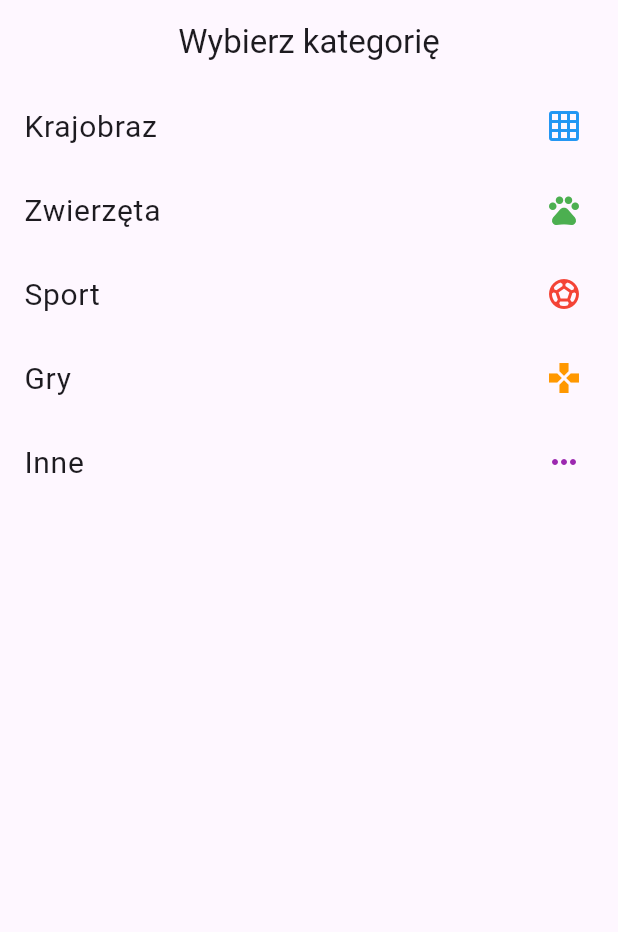
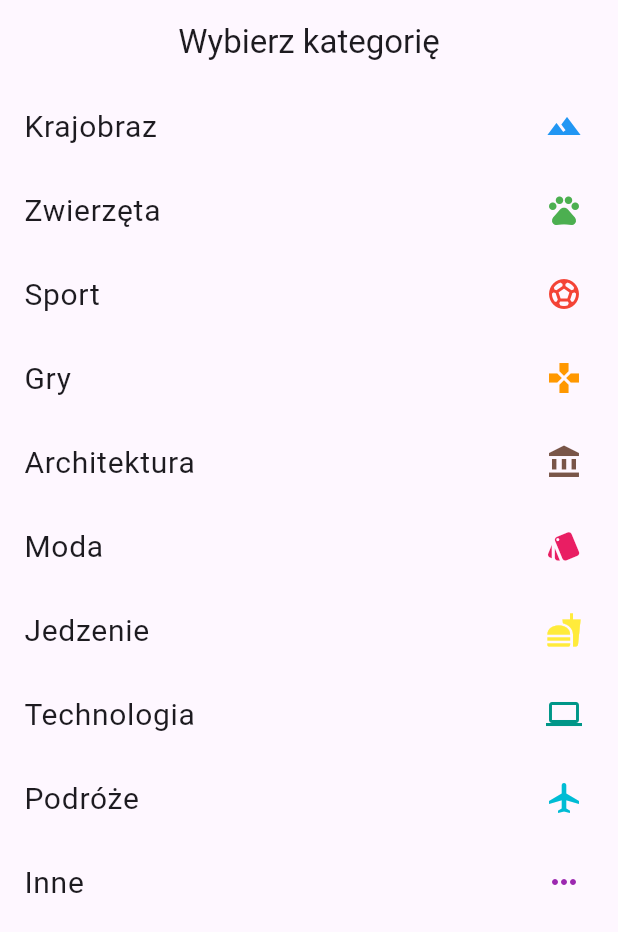
Before and after one commit to Yukinevv/PhotoGalleryApp-flutter, a Flutter app: the CategoryListView screen opened directly with empty values, on a phone screen of 412 x 824 dp. Shown: the top 932 px of the screen. Run offline on Flutter 3.47's test engine with Material 3 defaults, Android fonts, the phone set to English and light mode, and no system bars; our stand-ins replace file_picker, image_cropper, image_picker, shared_preferences; accounts and stored records are empty.

```diff
--- a/lib/Services/ApiService.dart
+++ b/lib/Services/ApiService.dart
@@ -2,9 +2,9 @@ import 'dart:convert';
 import 'package:http/http.dart' as http;
 
 class ApiService {
-  // final String apiUrl =
-  // "https://photo-gallery-api-59f6baae823c.herokuapp.com/api";
-  final String apiUrl = "http://10.0.2.2:8080/api";
+  final String apiUrl =
+      "https://photo-gallery-api-59f6baae823c.herokuapp.com/api";
+  // final String apiUrl = "http://10.0.2.2:8080/api";
 
   Future<void> createUser(User user) async {
     final url = Uri.parse('$apiUrl/users/add');
--- a/lib/Views/category_list_view.dart
+++ b/lib/Views/category_list_view.dart
@@ -10,7 +10,12 @@ class CategoryListView extends StatelessWidget {
     "Zwierzęta",
     "Sport",
     "Gry",
-    "Inne"
+    "Architektura",
+    "Moda",
+    "Jedzenie",
+    "Technologia",
+    "Podróże",
+    "Inne",
   ];
 
   @override
@@ -49,13 +54,23 @@ class CategoryListView extends StatelessWidget {
   IconInfo iconForCategory(String category) {
     switch (category) {
       case "Krajobraz":
-        return IconInfo(Icons.grid_on, Colors.blue);
+        return IconInfo(Icons.landscape, Colors.blue);
       case "Zwierzęta":
         return IconInfo(Icons.pets, Colors.green);
       case "Sport":
         return IconInfo(Icons.sports_soccer, Colors.red);
       case "Gry":
         return IconInfo(Icons.games, Colors.orange);
+      case "Architektura":
+        return IconInfo(Icons.account_balance, Colors.brown);
+      case "Moda":
+        return IconInfo(Icons.style, Colors.pink);
+      case "Jedzenie":
+        return IconInfo(Icons.fastfood, Colors.yellow);
+      case "Technologia":
+        return IconInfo(Icons.computer, Colors.teal);
+      case "Podróże":
+        return IconInfo(Icons.airplanemode_active, Colors.cyan);
       case "Inne":
         return IconInfo(Icons.more_horiz, Colors.purple);
       default:
--- a/lib/Views/change_password_view.dart
+++ b/lib/Views/change_password_view.dart
@@ -173,7 +173,8 @@ class _ChangePasswordViewState extends State<ChangePasswordView> {
       return;
     }
 
-    const String apiUrl = "http://10.0.2.2:8080/api";
+    String apiUrl = "https://photo-gallery-api-59f6baae823c.herokuapp.com/api";
+    // final String apiUrl = "http://10.0.2.2:8080/api";
     String url =
         "$apiUrl/users/editPassword/${widget.userLogin}/$currentPassword/$newPassword";
 
--- a/lib/Views/image_list_view.dart
+++ b/lib/Views/image_list_view.dart
@@ -35,7 +35,8 @@ class _ImageListViewState extends State<ImageListView> {
       return;
     }
 
-    String apiUrl = "http://10.0.2.2:8080/api";
+    String apiUrl = "https://photo-gallery-api-59f6baae823c.herokuapp.com/api";
+    // final String apiUrl = "http://10.0.2.2:8080/api";
     String category = widget.category.replacePolishCharacters();
 
     try {
--- a/lib/main.dart
+++ b/lib/main.dart
@@ -12,12 +12,12 @@ class MyApp extends StatelessWidget {
   @override
   Widget build(BuildContext context) {
     return MaterialApp(
-      title: 'Flutter Demo',
+      title: 'Photo Gallery App',
       theme: ThemeData(
         colorScheme: ColorScheme.fromSeed(seedColor: Colors.deepPurple),
         useMaterial3: true,
       ),
-      home: const MyHomePage(title: 'Flutter Demo Home Page'),
+      home: const MyHomePage(title: 'Home Page'),
     );
   }
 }
```
Also changed, not shown: lib/Views/file_upload_view.dart (+5 -2 lines), lib/Views/selected_image_popup_view.dart (+17 -6 lines), lib/Views/settings_view.dart (+25 -2 lines), 1 other file.
